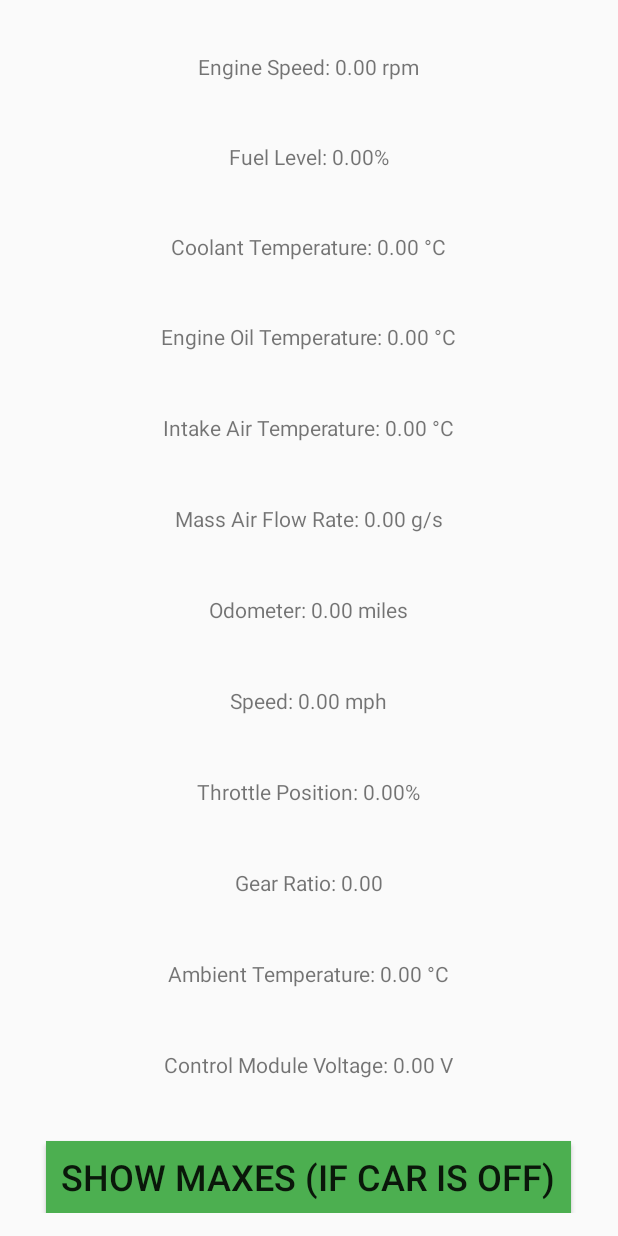
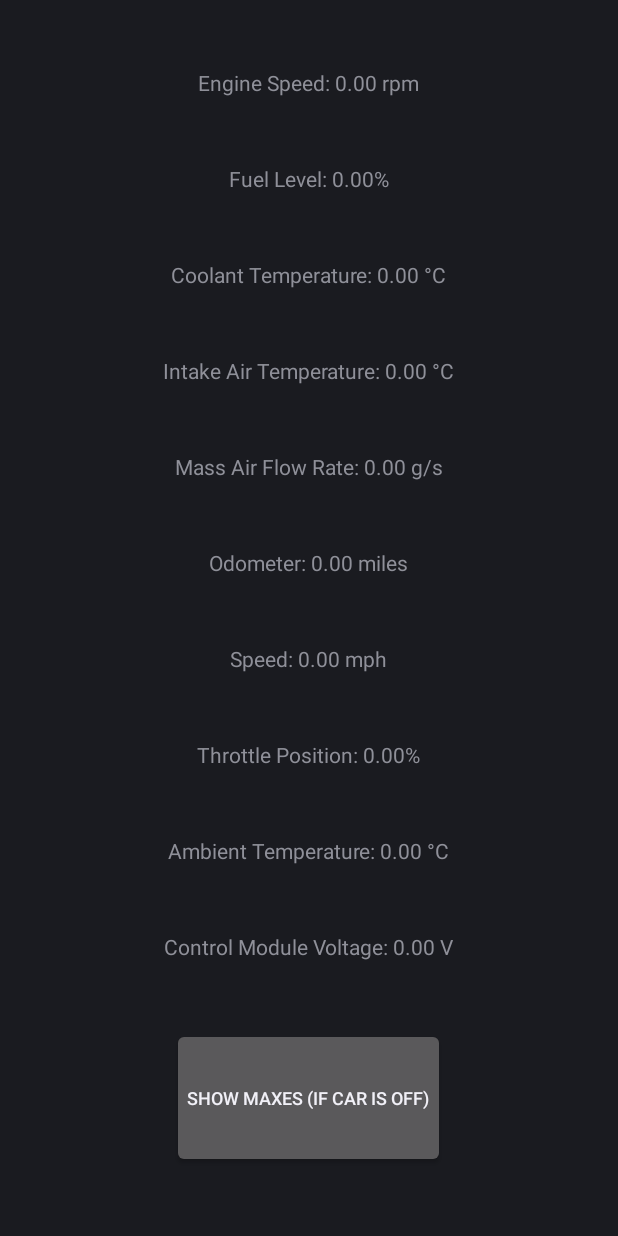
Before and after one commit to CalebKornegay/DigitalDash, an Android app built with Jetpack Compose: the screen it shows after launch (MainActivity), on a phone screen of 412 x 824 dp. Run offline under Robolectric (Android 15) with nearby library versions, the phone set to English and light mode, and no system bars.

Commit message:
Updating theme, looks much better now, pain in the ass

```diff
--- a/client/app/src/main/AndroidManifest.xml
+++ b/client/app/src/main/AndroidManifest.xml
@@ -31,7 +31,6 @@
         android:dataExtractionRules="@xml/data_extraction_rules"
         android:fullBackupContent="@xml/backup_rules"
         android:icon="@mipmap/ic_launcher"
-        android:label="@string/app_name"
         android:roundIcon="@mipmap/ic_launcher_round"
         android:supportsRtl="true"
         android:theme="@style/Theme.DigitalDash"
@@ -40,7 +39,6 @@
         <activity
             android:name=".MainActivity"
             android:exported="true"
-            android:label="@string/app_name"
             android:theme="@style/Theme.DigitalDash">
             <meta-data
                 android:name="com.android.automotive"
--- a/client/app/src/main/res/layout/layout.xml
+++ b/client/app/src/main/res/layout/layout.xml
@@ -4,8 +4,8 @@
     android:layout_height="match_parent"
     android:layout_gravity="center_vertical"
     android:gravity="center_horizontal"
-    android:layout_marginTop="30dp"
-    android:layout_marginBottom="20dp"
+    android:layout_marginTop="45dp"
+    android:layout_marginBottom="45dp"
     android:orientation="vertical">
 
     <TextView
@@ -29,12 +29,12 @@
         android:layout_weight="1"
         android:text="@string/coolant_temperature_0_00_u00b0c"/>
 
-    <TextView
-        android:id="@+id/engineOilTempView"
-        android:layout_width="wrap_content"
-        android:layout_height="wrap_content"
-        android:layout_weight="1"
-        android:text="@string/engine_oil_temperature_0_00_u00b0c"/>
+<!--    <TextView-->
+<!--        android:id="@+id/engineOilTempView"-->
+<!--        android:layout_width="wrap_content"-->
+<!--        android:layout_height="wrap_content"-->
+<!--        android:layout_weight="1"-->
+<!--        android:text="@string/engine_oil_temperature_0_00_u00b0c"/>-->
 
     <TextView
         android:id="@+id/intakeAirTempView"
@@ -71,12 +71,12 @@
         android:layout_weight="1"
         android:text="@string/throttle_position_0_00"/>
 
-    <TextView
-        android:id="@+id/gearRatioView"
-        android:layout_width="wrap_content"
-        android:layout_height="wrap_content"
-        android:layout_weight="1"
-        android:text="@string/gear_ratio_0_00"/>
+<!--    <TextView-->
+<!--        android:id="@+id/gearRatioView"-->
+<!--        android:layout_width="wrap_content"-->
+<!--        android:layout_height="wrap_content"-->
+<!--        android:layout_weight="1"-->
+<!--        android:text="@string/gear_ratio_0_00"/>-->
 
     <TextView
         android:id="@+id/ambientTempView"
@@ -96,9 +96,8 @@
         android:id="@+id/stopButton"
         android:layout_width="wrap_content"
         android:layout_height="wrap_content"
-        android:background="#4CAF50"
-        android:paddingStart="10dp"
-        android:paddingEnd="10dp"
         android:text="@string/show_maxes_if_car_is_off"
-        android:textSize="24sp"/>
+        android:textSize="12sp"
+        android:paddingHorizontal="10dp"
+        android:layout_weight="1"/>
 </LinearLayout>
--- a/client/app/src/main/res/values/themes.xml
+++ b/client/app/src/main/res/values/themes.xml
@@ -1,5 +1,5 @@
 <?xml version="1.0" encoding="utf-8"?>
 <resources>
 
-    <style name="Theme.DigitalDash" parent="android:Theme.Material.Light.NoActionBar" />
+    <style name="Theme.DigitalDash" parent="android:Theme.DeviceDefault.NoActionBar" />
 </resources>
```
Also changed, not shown: client/app/src/main/java/com/example/digitaldash/MainActivity.kt (+24 -18 lines).
